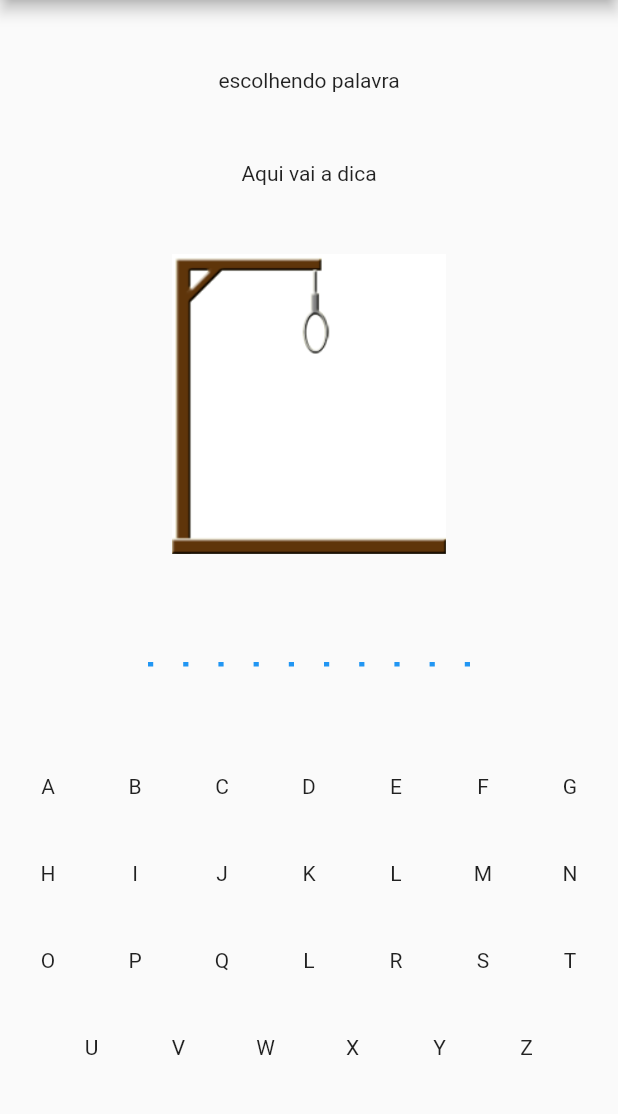
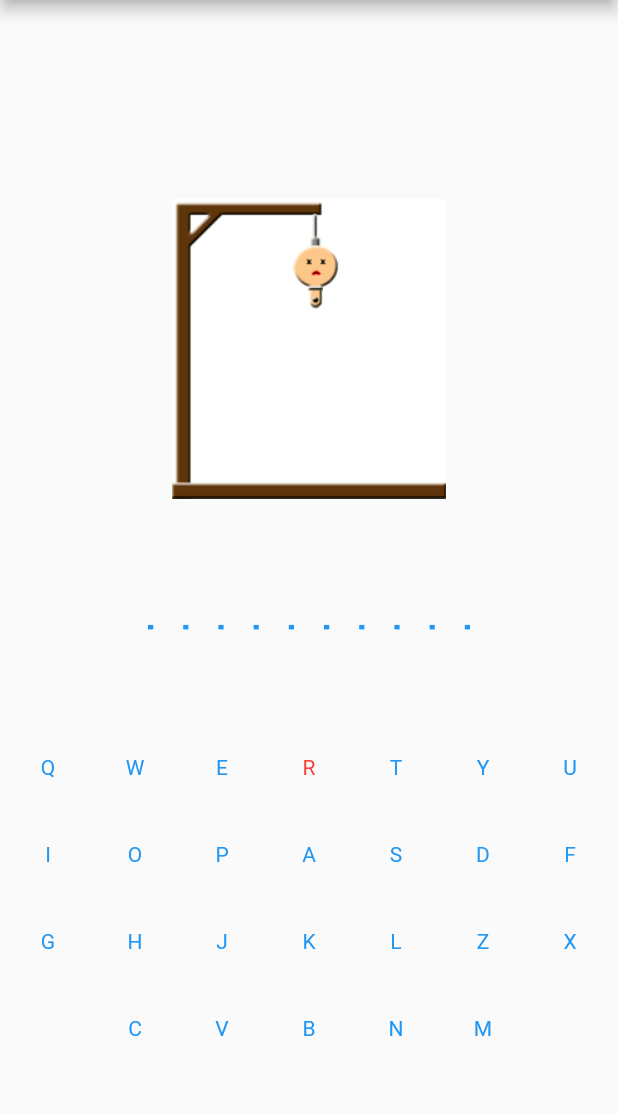
Before and after one commit to viniciusOLN/aval2_forca, a Flutter app: the screen it shows after launch, after a tap on an icon or button, on a phone screen of 412 x 824 dp, the part 84-1198 px from its top. Run offline on Flutter 3.47's test engine with Material 2 defaults, Android fonts, the phone set to English and light mode, and no system bars.

Commit message:
lógica do teclado concluida

```diff
--- a/lib/app/controllers/game_controller.dart
+++ b/lib/app/controllers/game_controller.dart
@@ -1,6 +1,6 @@
 import 'dart:math';
 import 'package:aval2_forca/app/models/letter.dart';
-import 'package:flutter/material.dart';
+import 'package:aval2_forca/app/utils/letters.dart';
 import '../utils/words.dart';
 
 class GameController {
@@ -8,9 +8,14 @@ class GameController {
   String currentTip = '';
   int currentAttempt = 0;
   List<Letter> lettersOfTheWord = [];
+  List<Letter> gameKeyboard = [];
+  List<String> selectedLetters = [];
+  int maxGuesses = 6;
+  int limitTip = 4;
 
   GameController() {
     randomWord();
+    gameKeyboard = lettersOfKeyboard();
   }
 
   void randomWord() {
@@ -20,8 +25,20 @@ class GameController {
     lettersOfTheWord = splitWord();
   }
 
+  List<Letter> lettersOfKeyboard() {
+    return List.generate(
+      letters.length,
+      (index) => Letter(
+        letters[index],
+        index,
+        true,
+      ),
+    );
+  }
+
   List<Letter> splitWord() {
-    List<String> listWord = currentWord.toUpperCase().split('');
+    List<String> listWord =
+        removeDiacritics(currentWord).toUpperCase().split('');
     return List.generate(
       listWord.length,
       (index) => Letter(
@@ -32,14 +49,45 @@ class GameController {
     );
   }
 
+  void changeKeyboardLetter(String currentLetter) {
+    List.generate(gameKeyboard.length, (index) {
+      if (gameKeyboard[index].letter == currentLetter) {
+        gameKeyboard[index].isSelected = false;
+      }
+    });
+  }
+
   bool verifyLetter(String currentLetter) {
+    if (selectedLetters.contains(currentLetter)) {
+      changeKeyboardLetter(currentLetter);
+      return false;
+    }
+    bool checkedLetter = checkLetter(currentLetter);
+    return verifyCurrentAttempt(checkedLetter);
+  }
+
+  bool checkLetter(String currentLetter) {
+    selectedLetters.add(currentLetter);
     bool result = false;
+
     List.generate(lettersOfTheWord.length, (index) {
       if (lettersOfTheWord[index].letter == currentLetter) {
         lettersOfTheWord[index].isSelected = true;
         result = true;
       }
     });
+
     return result;
   }
+
+  bool verifyCurrentAttempt(bool result) {
+    if (!result) {
+      currentAttempt++;
+    }
+    return result;
+  }
+
+  bool verifyGuesses() => (currentAttempt >= maxGuesses) ? true : false;
+
+  bool checkTip() => (currentAttempt == limitTip) ? true : false;
 }
--- a/lib/app/screens/homepage/homepage_screen.dart
+++ b/lib/app/screens/homepage/homepage_screen.dart
@@ -1,7 +1,6 @@
 import 'package:aval2_forca/app/controllers/game_controller.dart';
 import 'package:aval2_forca/app/utils/letters.dart';
 import 'package:flutter/material.dart';
-
 import '../../models/letter.dart';
 
 class HomePage extends StatefulWidget {
@@ -15,7 +14,7 @@ class _HomePageState extends State<HomePage> {
   GameController controller = GameController();
   @override
   Widget build(BuildContext context) {
-    List<Letter> a = controller.lettersOfTheWord;
+    List<Letter> lettersWord = controller.lettersOfTheWord;
 
     return Scaffold(
       appBar: AppBar(
@@ -25,16 +24,14 @@ class _HomePageState extends State<HomePage> {
         crossAxisAlignment: CrossAxisAlignment.center,
         mainAxisAlignment: MainAxisAlignment.spaceEvenly,
         children: <Widget>[
-          Text('escolhendo palavra'),
-          Text("Aqui vai a dica"),
+          controller.checkTip() ? Text(controller.currentTip) : const Text(' '),
           Container(
             height: 200,
-            child: Image.asset('images/imagem_base.png'),
+            child: Image.asset('images/image_${controller.currentAttempt}.png'),
           ),
           Row(
             mainAxisAlignment: MainAxisAlignment.center,
-            children:
-                List.generate(controller.lettersOfTheWord.length, (index) {
+            children: List.generate(lettersWord.length, (index) {
               return Container(
                 margin: const EdgeInsets.all(10),
                 decoration: const BoxDecoration(
@@ -45,8 +42,8 @@ class _HomePageState extends State<HomePage> {
                     ),
                   ),
                 ),
-                child: a[index].isSelected
-                    ? Text(controller.currentWord[index])
+                child: lettersWord[index].isSelected
+                    ? Text(lettersWord[index].letter)
                     : const Text(' '),
               );
             }),
@@ -62,13 +59,30 @@ class _HomePageState extends State<HomePage> {
                   letters.length,
                   (index) => IconButton(
                     onPressed: () {
+                      setState(() {
+                        controller.changeKeyboardLetter(letters[index]);
+                      });
                       if (controller.verifyLetter(letters[index])) {
                         setState(() {
-                          a;
+                          lettersWord;
+                        });
+                      } else {
+                        setState(() {
+                          controller.currentAttempt;
                         });
                       }
+                      if (controller.verifyGuesses()) {
+                        print("perdeu");
+                      }
                     },
-                    icon: Text(letters[index]),
+                    icon: Text(
+                      controller.gameKeyboard[index].letter,
+                      style: TextStyle(
+                        color: controller.gameKeyboard[index].isSelected
+                            ? Colors.blue
+                            : Colors.red,
+                      ),
+                    ),
                   ),
                 ),
               ),
--- a/lib/app/utils/letters.dart
+++ b/lib/app/utils/letters.dart
@@ -1,29 +1,41 @@
 final letters = [
+  'Q',
+  'W',
+  'E',
+  'R',
+  'T',
+  'Y',
+  'U',
+  'I',
+  'O',
+  'P',
   'A',
-  'B',
-  'C',
+  'S',
   'D',
-  'E',
   'F',
   'G',
   'H',
-  'I',
   'J',
   'K',
   'L',
+  'Z',
+  'X',
+  'C',
+  'V',
+  'B',
+  'N',
   'M',
-  'N',
-  'O',
-  'P',
-  'Q',
-  'L',
-  'R',
-  'S',
-  'T',
-  'U',
-  'V',
-  'W',
-  'X',
-  'Y',
-  'Z',
 ];
+
+String removeDiacritics(String str) {
+  var withDia =
+      'ÀÁÂÃÄÅàáâãäåÒÓÔÕÕÖØòóôõöøÈÉÊËèéêëðÇçÐÌÍÎÏìíîïÙÚÛÜùúûüÑñŠšŸÿýŽž';
+  var withoutDia =
+      'AAAAAAaaaaaaOOOOOOOooooooEEEEeeeeeCcDIIIIiiiiUUUUuuuuNnSsYyyZz';
+
+  for (int i = 0; i < withDia.length; i++) {
+    str = str.replaceAll(withDia[i], withoutDia[i]);
+  }
+
+  return str;
+}
```
Also changed, not shown: images/image_0.png (renamed from images/imagem_base.png), images/image_1.png (added), images/image_2.png (added), images/image_3.png (added), images/image_4.png (added), images/image_5.png (added), images/image_6.png (added).
